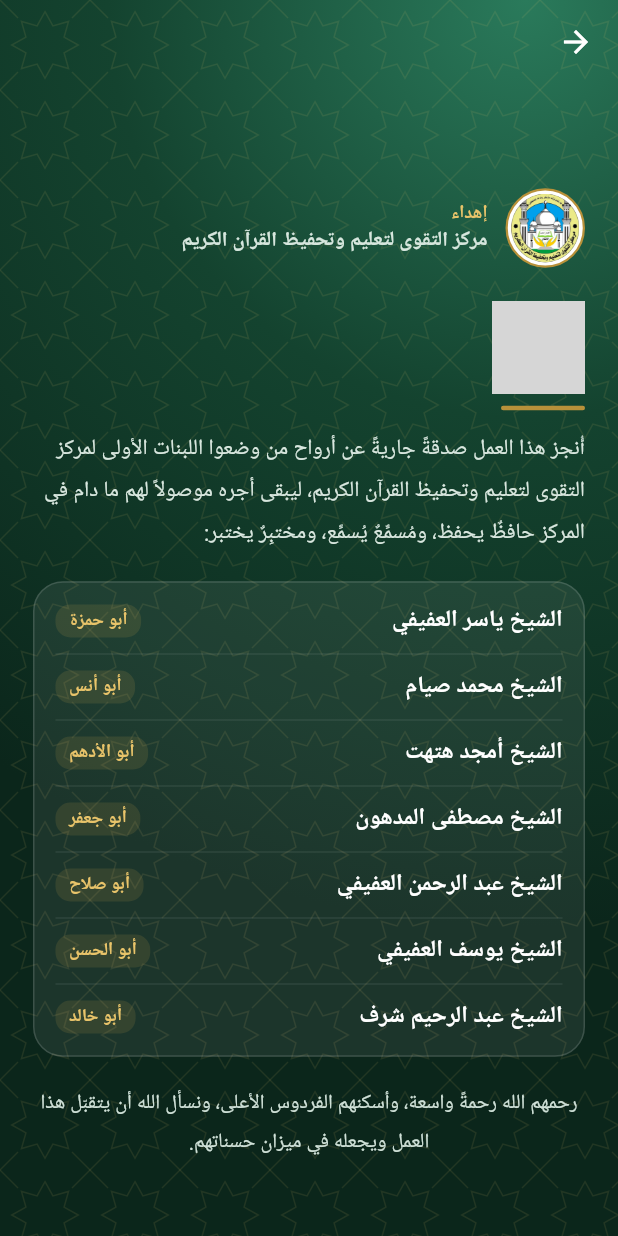
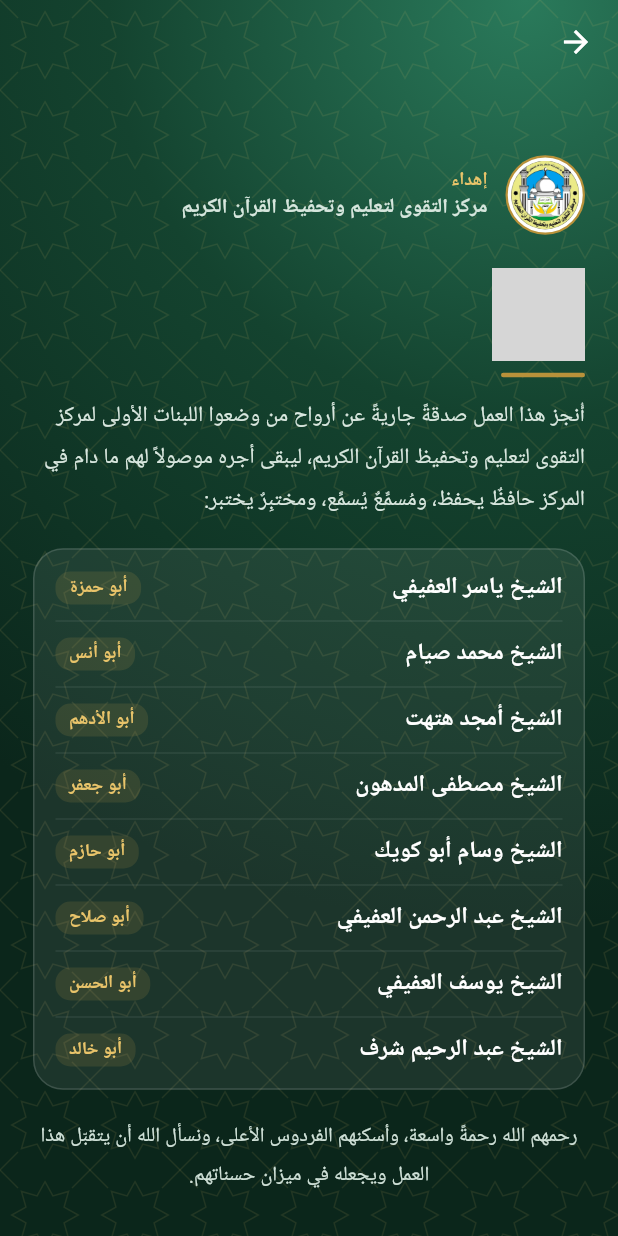
Before and after one commit to MohammedFSharaf/taqwa-exams, a Flutter app: the DedicationScreen screen opened directly, on a phone screen of 412 x 824 dp. Run offline on Flutter 3.47's test engine with Material 3 defaults, Android fonts, the phone set to English and light mode, and no system bars; our stand-ins replace cloud_firestore, firebase_auth, firebase_core, package_info_plus, shared_preferences; accounts and stored records are empty; network calls fail; key blocks and very long unbroken strings in the code were emptied for the run; grey boxes are pictures that could not be loaded.

Commit message:
Dedication: add الشيخ وسام أبو كويك (أبو حازم) after الشيخ مصطفى المدهون
Co-Authored-By: Claude Opus 5.5 <noreply@anthropic.com>
Claude-Session: https://claude.ai/code/session_01CUgpmgXpBozUcw1kffCnSr

```diff
--- a/app/lib/screens/widgets.dart
+++ b/app/lib/screens/widgets.dart
@@ -277,6 +277,7 @@ const dedicationNames = [
   'الشيخ محمد صيام (أبو أنس)',
   'الشيخ أمجد هتهت (أبو الأدهم)',
   'الشيخ مصطفى المدهون (أبو جعفر)',
+  'الشيخ وسام أبو كويك (أبو حازم)',
   'الشيخ عبد الرحمن العفيفي (أبو صلاح)',
   'الشيخ يوسف العفيفي (أبو الحسن)',
   'الشيخ عبد الرحيم شرف (أبو خالد)',
```
Also changed, not shown: 1 other file.
